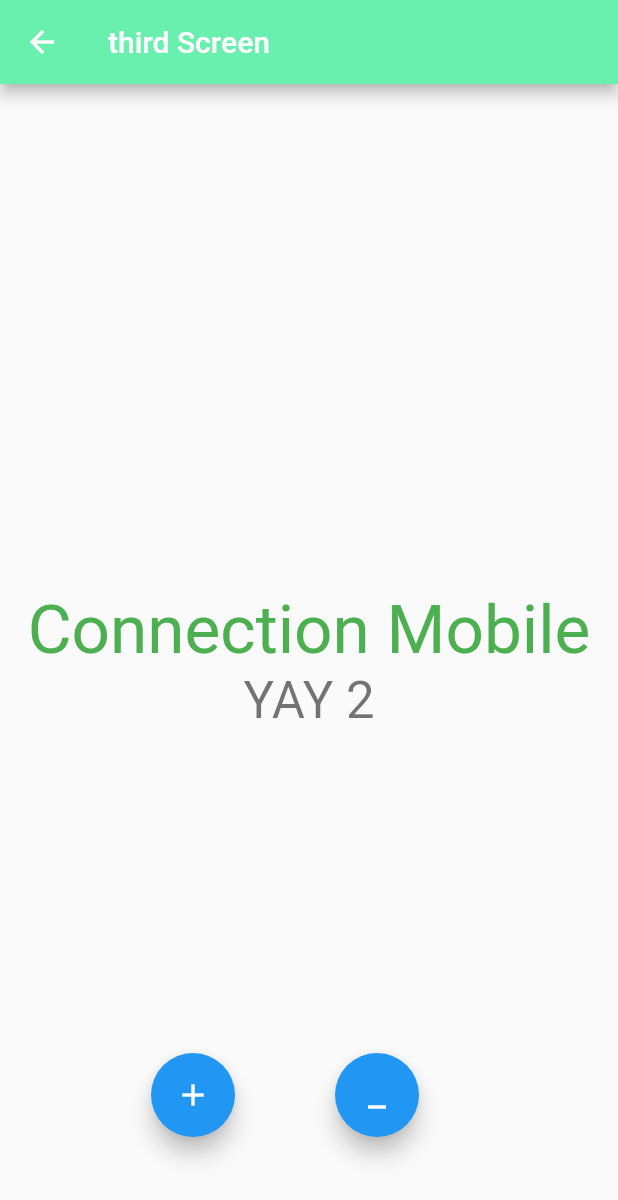
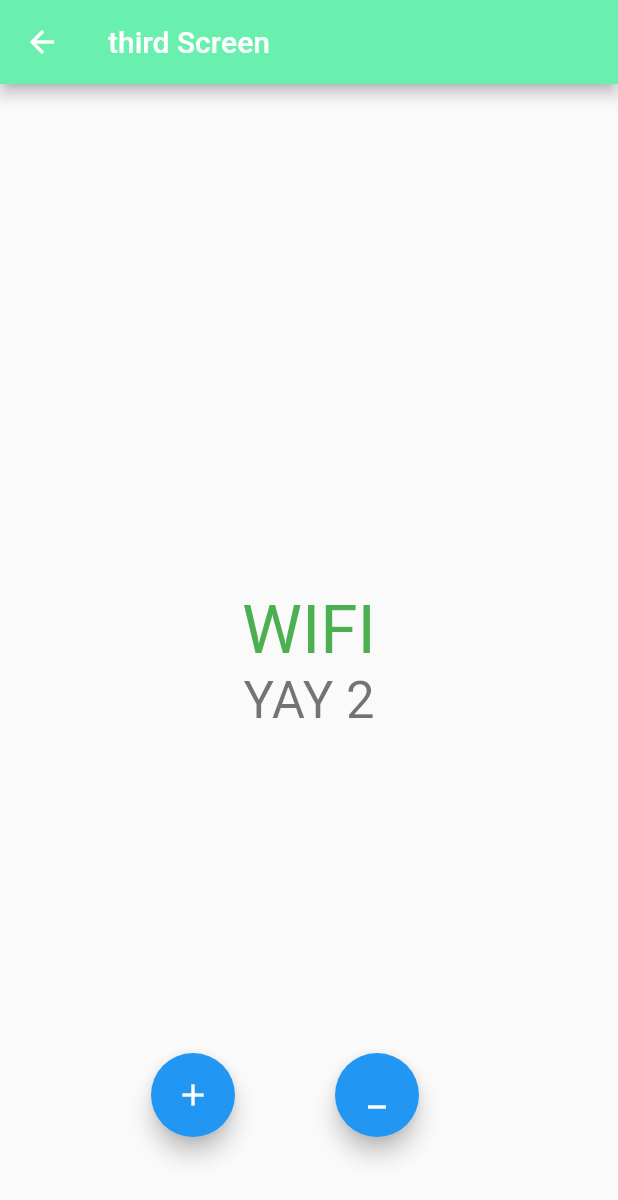
Before and after one commit to MohammedMshal/learn_bloc, a Flutter app: the ThirdScreen screen opened by its route, after a tap on the "add" icon, on a phone screen of 412 x 824 dp. Shown: the top 1200 px of the screen. Run offline on Flutter 3.47's test engine with Material 2 defaults, Android fonts, the phone set to English and light mode, and no system bars; our stand-ins replace bloc, connectivity_plus, equatable, flutter_bloc.

Commit message:
context.watch and context.selcet and context.read

```diff
--- a/lib/presintation/screens/home_screen.dart
+++ b/lib/presintation/screens/home_screen.dart
@@ -13,18 +13,7 @@ class HomeScreen extends StatelessWidget {
 
   @override
   Widget build(BuildContext context) {
-    return BlocListener<InternetCubit, InternetState>(
-      listener: (context, state) {
-        context.select((value) => value);
-        if (state is InternetConnection &&
-            state.connectionType == ConnectionType.mobile) {
-          BlocProvider.of<CounterCubit>(context).decrement();
-        } else if (state is InternetConnection &&
-            state.connectionType == ConnectionType.wifi) {
-          BlocProvider.of<CounterCubit>(context).increment();
-        }
-      },
-      child: Scaffold(
+    return Scaffold(
       appBar: AppBar(
         backgroundColor: color,
         title: Text(title),
@@ -39,9 +28,10 @@ class HomeScreen extends StatelessWidget {
                     state.connectionType == ConnectionType.mobile) {
                   return Text(
                     'Mobile',
-                      style: Theme.of(context).textTheme.headline3!.copyWith(
-                          color: Colors.red
-                      ),
+                    style: Theme.of(context)
+                        .textTheme
+                        .headline3!
+                        .copyWith(color: Colors.red),
                   );
                 } else if (state is InternetConnection &&
                     state.connectionType == ConnectionType.wifi) {
@@ -51,6 +41,14 @@ class HomeScreen extends StatelessWidget {
                         .textTheme
                         .headline3!
                         .copyWith(color: Colors.greenAccent),
+                  );
+                } else if (state is InternetConnection) {
+                  return Text(
+                    'Disconnection',
+                    style: Theme.of(context)
+                        .textTheme
+                        .headline3!
+                        .copyWith(color: Colors.grey),
                   );
                 } else {
                   return const CircularProgressIndicator();
@@ -110,13 +108,35 @@ class HomeScreen extends StatelessWidget {
         child: Column(
           children: [
             const Spacer(),
-              /*Row(
+            Builder(builder: (context) {
+              final counterState = context.watch<CounterCubit>().state;
+              final internetState = context.watch<InternetCubit>().state;
+              if (internetState is InternetConnection &&
+                  internetState.connectionType == ConnectionType.mobile) {
+                return Text(
+                  'Counter${counterState.counterValue}Internet: Mobile',
+                  style: Theme.of(context).textTheme.headline6,
+                );
+              } else if (internetState is InternetConnection &&
+                  internetState.connectionType == ConnectionType.wifi) {
+                return Text(
+                  'Counter${counterState.counterValue}Internet: WIFI',
+                  style: Theme.of(context).textTheme.headline6,
+                );
+              } else {
+                return Text(
+                  'Counter${counterState.counterValue}Internet: DisConnection',
+                  style: Theme.of(context).textTheme.headline6,
+                );
+              }
+            }),
+            Row(
               mainAxisAlignment: MainAxisAlignment.spaceEvenly,
               children: [
                 FloatingActionButton(
                   heroTag: 'btn1`',
                   onPressed: () {
-                      //BlocProvider.of<CounterCubit>(context).increment();
+                    BlocProvider.of<CounterCubit>(context).increment();
                   },
                   tooltip: 'Increment',
                   child: const Icon(Icons.add),
@@ -124,14 +144,14 @@ class HomeScreen extends StatelessWidget {
                 FloatingActionButton(
                   heroTag: 'btn2',
                   onPressed: () {
-                      //BlocProvider.of<CounterCubit>(context).decrement();
+                    BlocProvider.of<CounterCubit>(context).decrement();
                   },
                   tooltip: 'Decrement',
                   child: const Icon(Icons.minimize),
                 ),
                 //Navigate Screen
               ],
-            ),*/
+            ),
             MaterialButton(
               onPressed: () {
                 Navigator.of(context).pushNamed('/second');
@@ -149,7 +169,6 @@ class HomeScreen extends StatelessWidget {
           ],
         ),
       ),
-      ),
     );
   }
 }
--- a/lib/presintation/screens/second_screen.dart
+++ b/lib/presintation/screens/second_screen.dart
@@ -27,14 +27,22 @@ class SecondScreen extends StatelessWidget {
                   if (state is InternetConnection &&
                       state.connectionType == ConnectionType.mobile) {
                     return const Text(
-                      'Connection Mobile',
+                      'Mobile',
                     );
                   }else if (state is InternetConnection &&
                       state.connectionType == ConnectionType.wifi){
                     return const Text(
-                      'Connection Mobile',
+                      'WIFI',
                     );
-                  }else {
+                  }else if (state is InternetConnection){
+                    return Text(
+                      'Disconnection',
+                      style: Theme.of(context)
+                          .textTheme
+                          .headline3!
+                          .copyWith(color: Colors.grey),
+                    );
+                  } else {
                     return const CircularProgressIndicator();
                   }
                 },
--- a/lib/presintation/screens/third_screen.dart
+++ b/lib/presintation/screens/third_screen.dart
@@ -1,5 +1,6 @@
 import 'package:flutter/material.dart';
 import 'package:flutter_bloc/flutter_bloc.dart';
+
 import '../../constans/constans.dart';
 import '../../logic/cubit/counter_cubit/counter_cubit.dart';
 import '../../logic/cubit/interner_cubit/internet_cubit.dart';
@@ -25,21 +26,31 @@ class ThirdScreen extends StatelessWidget {
                 builder: (context, state) {
                 if (state is InternetConnection &&
                     state.connectionType == ConnectionType.mobile) {
-                    return  Text(
-                      'Connection Mobile',
-                      style: Theme.of(context).textTheme.headline3!.copyWith(
-                        color: Colors.grey
-                      ),
+                  return Text(
+                    'Mobile',
+                    style: Theme.of(context)
+                        .textTheme
+                        .headline3!
+                        .copyWith(color: Colors.grey),
                   );
-                  }else if (state is InternetConnection &&
-                      state.connectionType == ConnectionType.wifi){
-                    return  Text(
-                      'Connection Mobile',
-                      style: Theme.of(context).textTheme.headline3!.copyWith(
-                          color: Colors.green
-                      ),
+                } else if (state is InternetConnection &&
+                    state.connectionType == ConnectionType.wifi) {
+                  return Text(
+                    'WIFI',
+                    style: Theme.of(context)
+                        .textTheme
+                        .headline3!
+                        .copyWith(color: Colors.green),
                   );
-                  }else {
+                } else if (state is InternetConnection) {
+                  return Text(
+                    'Disconnection',
+                    style: Theme.of(context)
+                        .textTheme
+                        .headline3!
+                        .copyWith(color: Colors.grey),
+                  );
+                } else {
                   return const CircularProgressIndicator();
                 }
               },
@@ -87,7 +98,7 @@ class ThirdScreen extends StatelessWidget {
                 FloatingActionButton(
                   heroTag: 'btn5',
                   onPressed: () {
-                    //BlocProvider.of<CounterCubit>(context).increment();
+                    BlocProvider.of<CounterCubit>(context).increment();
                   },
                   tooltip: 'Increment',
                   child: const Icon(Icons.add),
@@ -95,7 +106,7 @@ class ThirdScreen extends StatelessWidget {
                 FloatingActionButton(
                   heroTag: 'btn6',
                   onPressed: () {
-                    //BlocProvider.of<CounterCubit>(context).decrement();
+                    BlocProvider.of<CounterCubit>(context).decrement();
                   },
                   tooltip: 'Decrement',
                   child: const Icon(Icons.minimize),
```
Lines whose indentation alone changed are shown as unchanged.
